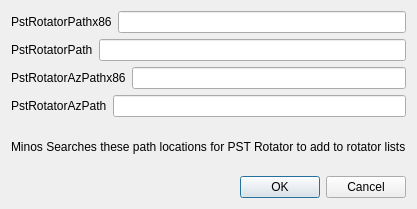
Above: mqt/MqtRotator/pstconfigdialog.ui from Rsclub22/Minos2-Mirror before the change. Below: the same form after it.
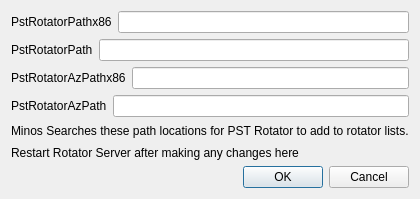
That is the form after the change.

Commit message: don't use new for pstconfig dialogue. add restart server hint to dialogue

```diff
--- a/mqt/MqtRotator/pstconfigdialog.ui
+++ b/mqt/MqtRotator/pstconfigdialog.ui
@@ -6,14 +6,14 @@
    <rect>
     <x>0</x>
     <y>0</y>
-    <width>410</width>
-    <height>209</height>
+    <width>384</width>
+    <height>199</height>
    </rect>
   </property>
   <property name="windowTitle">
    <string>Pst Rotator Setup</string>
   </property>
-  <layout class="QVBoxLayout" name="verticalLayout_2">
+  <layout class="QVBoxLayout" name="verticalLayout_3">
    <item>
     <layout class="QVBoxLayout" name="verticalLayout">
      <item>
@@ -73,11 +73,22 @@
       </layout>
      </item>
      <item>
+      <layout class="QVBoxLayout" name="verticalLayout_2">
+       <item>
       <widget class="QLabel" name="label_5">
        <property name="text">
-        <string>Minos Searches these path locations for PST Rotator to add to rotator lists</string>
-       </property>
-      </widget>
+          <string>Minos Searches these path locations for PST Rotator to add to rotator lists.</string>
+         </property>
+        </widget>
+       </item>
+       <item>
+        <widget class="QLabel" name="label_6">
+         <property name="text">
+          <string>Restart Rotator Server after making any changes here</string>
+         </property>
+        </widget>
+       </item>
+      </layout>
      </item>
      <item>
       <widget class="QDialogButtonBox" name="buttonBox">
```
Lines whose indentation alone changed are shown as unchanged. The commit also changes 1 other file.
